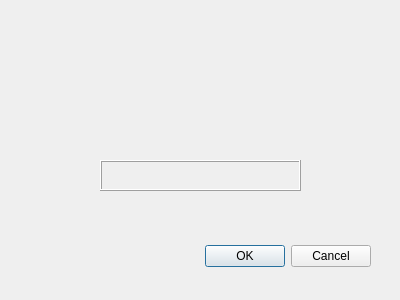
IPP-Projekt/Uczelnia_z_bibloteka_klas, file usun_dialog.ui: the form before one commit.
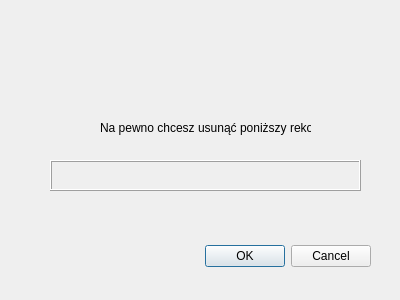
The form after the commit.

Patch:
```diff
--- a/usun_dialog.ui
+++ b/usun_dialog.ui
@@ -32,9 +32,9 @@
   <widget class="QLabel" name="labelEntry">
    <property name="geometry">
     <rect>
-     <x>100</x>
+     <x>50</x>
      <y>160</y>
-     <width>201</width>
+     <width>311</width>
      <height>31</height>
     </rect>
    </property>
@@ -51,6 +51,19 @@
     <string/>
    </property>
   </widget>
+  <widget class="QLabel" name="label">
+   <property name="geometry">
+    <rect>
+     <x>100</x>
+     <y>120</y>
+     <width>211</width>
+     <height>16</height>
+    </rect>
+   </property>
+   <property name="text">
+    <string>Na pewno chcesz usunąć poniższy rekord?</string>
+   </property>
+  </widget>
  </widget>
  <resources/>
  <connections>
```
